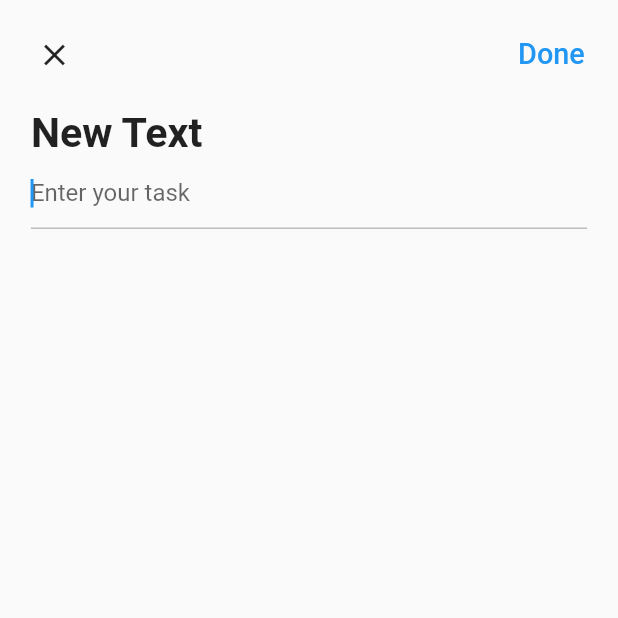
After one commit to knhn1004/flutter_getx_todo, a Flutter app: the AddDialog screen opened directly, on a phone screen of 412 x 824 dp, the top half of it. The commit adds this screen. Run offline on Flutter 3.47's test engine with Material 2 defaults, Android fonts, the phone set to English and light mode, and no system bars; our stand-ins replace dotted_border, equatable, flutter_easyloading, get, get_storage, step_progress_indicator; accounts and stored records are empty.

Commit message:
textformfield validate user input

```diff
--- a/lib/app/modules/home/view.dart
+++ b/lib/app/modules/home/view.dart
@@ -2,8 +2,9 @@
 import 'package:flutter_easyloading/flutter_easyloading.dart';
 import 'package:flutter_getx_todo/app/modules/home/controller.dart';
 import 'package:flutter_getx_todo/app/modules/home/widgets/add_card.dart';
+import 'package:flutter_getx_todo/app/modules/home/widgets/add_dialog.dart';
 import 'package:flutter_getx_todo/app/modules/home/widgets/task_card.dart';
-import 'package:get/get_state_manager/get_state_manager.dart';
+import 'package:get/get.dart';
 import 'package:flutter_getx_todo/app/core/utils/extensions.dart';
 
 import '../../data/models/task.dart';
@@ -16,7 +17,9 @@
     return Scaffold(
         floatingActionButton: DragTarget(
           builder: (_, __, ___) => Obx(() => FloatingActionButton(
-                onPressed: () {},
+                onPressed: () {
+                  Get.to(() => AddDialog(), transition: Transition.downToUp);
+                },
                 backgroundColor:
                     controller.deleting.value ? Colors.red : Colors.blue[900],
                 child:
--- /dev/null
+++ b/lib/app/modules/home/widgets/add_dialog.dart
@@ -0,0 +1,69 @@
+import 'package:flutter/material.dart';
+import 'package:flutter_getx_todo/app/core/utils/extensions.dart';
+import 'package:flutter_getx_todo/app/modules/home/controller.dart';
+import 'package:get/get.dart';
+
+class AddDialog extends StatelessWidget {
+  final homeController = Get.find<HomeController>();
+  AddDialog({Key? key}) : super(key: key);
+
+  @override
+  Widget build(BuildContext context) {
+    return Scaffold(
+        body: Form(
+      key: homeController.formKey,
+      child: ListView(
+        children: [
+          Padding(
+            padding: EdgeInsets.all(3.0.wp),
+            child: Row(
+              mainAxisAlignment: MainAxisAlignment.spaceBetween,
+              children: [
+                IconButton(
+                  icon: const Icon(Icons.close),
+                  onPressed: () => Get.back(),
+                ),
+                TextButton(
+                    onPressed: () {},
+                    style: ButtonStyle(
+                        overlayColor:
+                            MaterialStateProperty.all(Colors.transparent)),
+                    child: Text('Done',
+                        style: TextStyle(
+                          fontSize: 14.0.sp,
+                        )))
+              ],
+            ),
+          ),
+          Padding(
+            padding: EdgeInsets.symmetric(horizontal: 5.0.wp),
+            child: Text('New Text',
+                style: TextStyle(
+                  fontSize: 20.0.sp,
+                  fontWeight: FontWeight.bold,
+                )),
+          ),
+          Padding(
+            padding: EdgeInsets.symmetric(horizontal: 5.0.wp),
+            child: TextFormField(
+              controller: homeController.editController,
+              decoration: InputDecoration(
+                hintText: 'Enter your task',
+                focusedBorder: UnderlineInputBorder(
+                  borderSide: BorderSide(color: Colors.grey[400]!),
+                ),
+              ),
+              autofocus: true,
+              validator: (value) {
+                if (value == null || value.trim().isEmpty) {
+                  return 'Please enter your todo item';
+                }
+                return null;
+              },
+            ),
+          )
+        ],
+      ),
+    ));
+  }
+}
```
